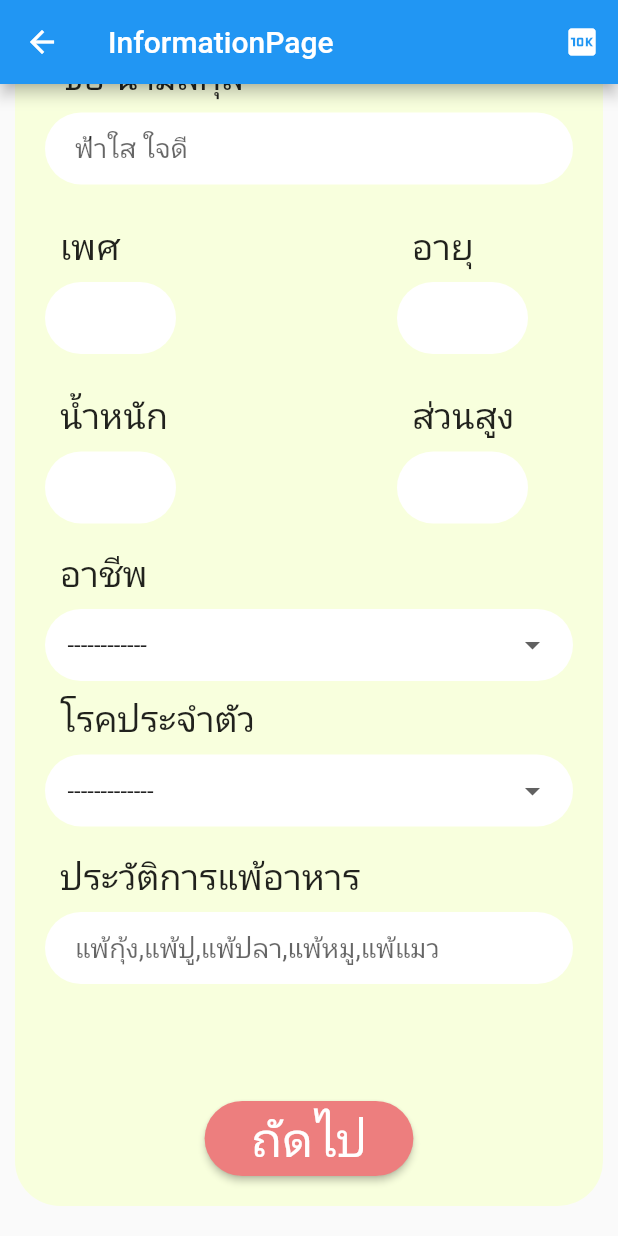
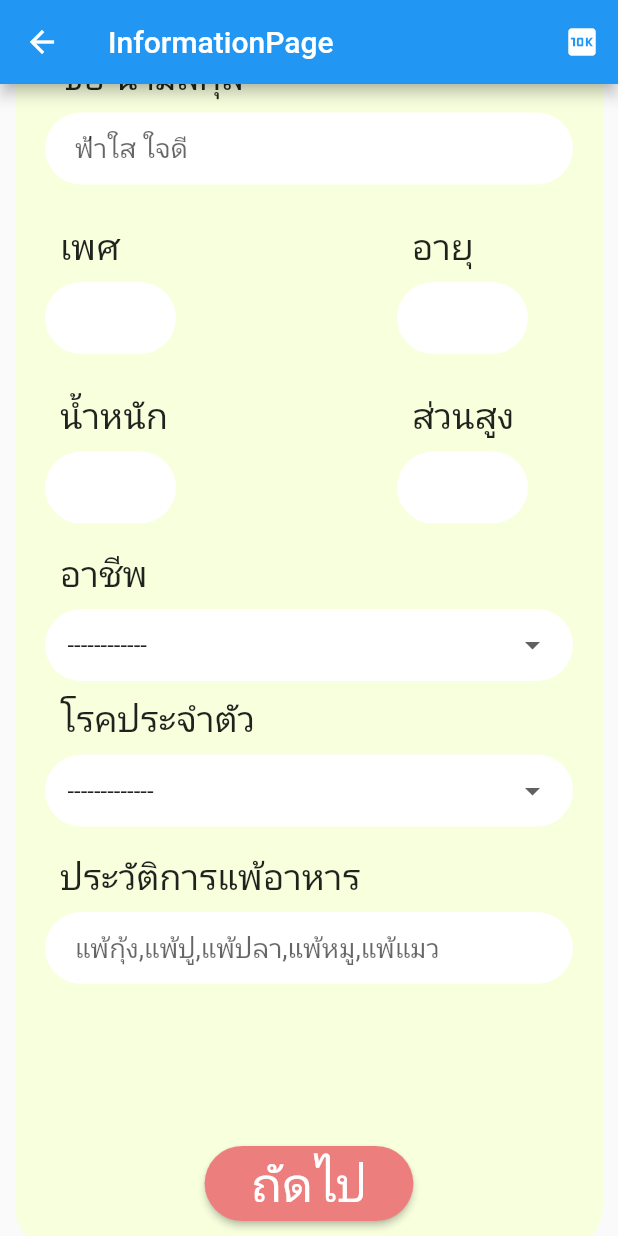
Before and after one commit to AINutritionProject/KinDeeUDee, a Flutter app: the InformationPage screen opened directly, scrolled down 298 dp, on a phone screen of 412 x 824 dp. Run offline on Flutter 3.47's test engine with Material 2 defaults, Android fonts, the phone set to English and light mode, and no system bars; our stand-ins replace cloud_firestore, firebase_auth, firebase_core, google_sign_in; accounts and stored records are empty; network calls fail.

Commit message:
last commit before merging

```diff
--- a/lib/pages/information/personal_information.dart
+++ b/lib/pages/information/personal_information.dart
@@ -131,7 +131,7 @@ class _PersonalBodyState extends State<PersonalBody> {
                   textHint: "แพ้กุ้ง,แพ้ปู,แพ้ปลา,แพ้หมู,แพ้แมว"),
               Center(
                 child: Container(
-                  margin: const EdgeInsets.only(top: 70),
+                  margin: const EdgeInsets.only(top: 100),
                   child: ElevatedButton(
                     style: ButtonStyle(
                         backgroundColor:
```
